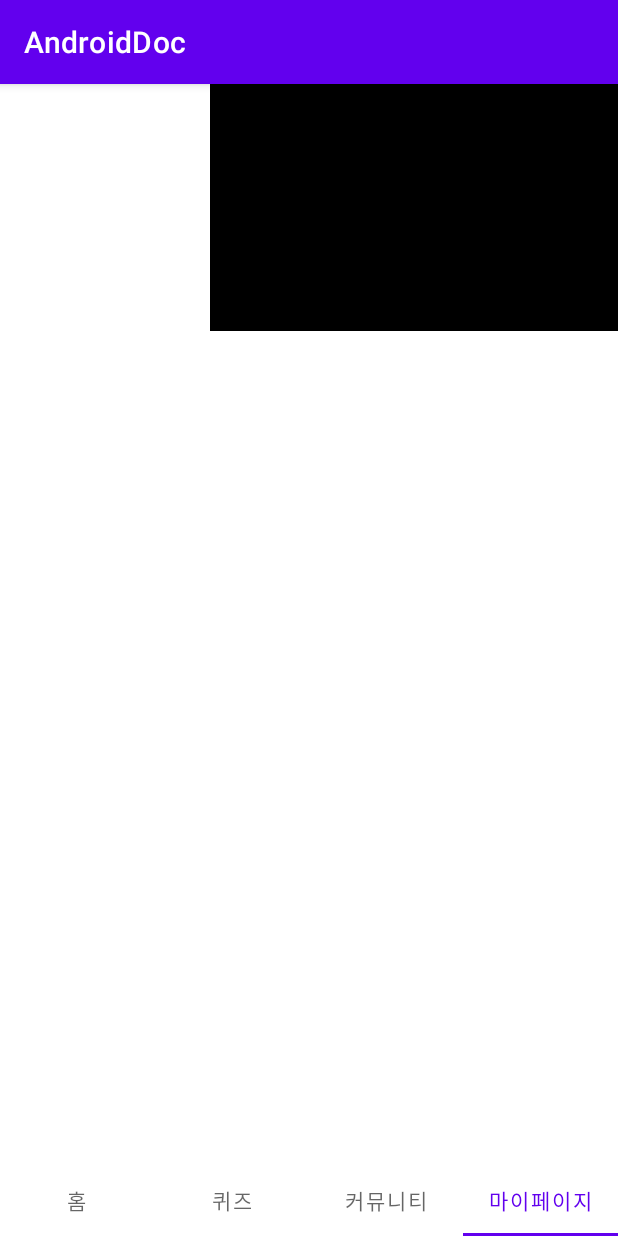
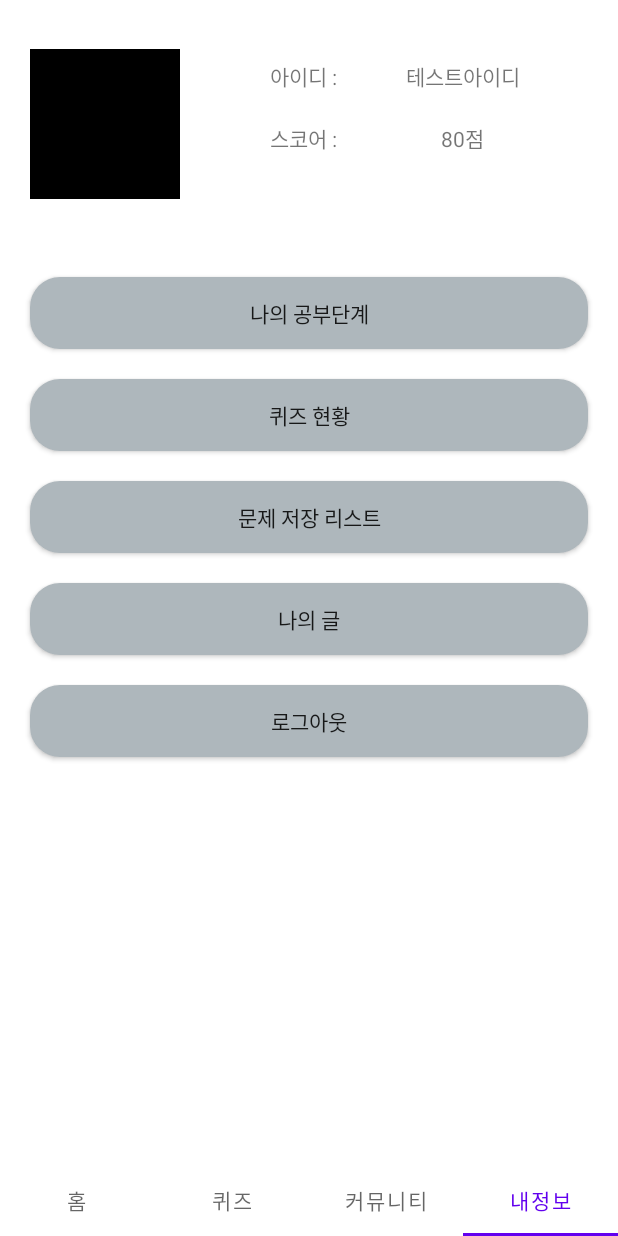
Before and after one commit to MSan94/AndroidDoc, an Android app: the MainActivity screen opened directly, with no data from a screen before it, item 4 of the bottom bar chosen, on a phone screen of 412 x 824 dp. Run offline under Robolectric (Android 15) with nearby library versions, the phone set to English and light mode, and no system bars.

Commit message:
my페이지 초안 작성

```diff
--- a/app/src/main/java/com/prj/androiddoc/view/MainActivity.kt
+++ b/app/src/main/java/com/prj/androiddoc/view/MainActivity.kt
@@ -24,7 +24,7 @@ class MainActivity : AppCompatActivity() , MainContract.View {
 
     val binding by lazy { ActivityMainBinding.inflate(layoutInflater) }
     val fragmentList = listOf(HomeFragment(), QuizFragment(), CummFragment(), MyFragment())
-    val tabTitles = listOf("홈","퀴즈","커뮤니티","마이페이지")
+    val tabTitles = listOf("홈","퀴즈","커뮤니티","내정보")
     lateinit var adapter : FragmentAdapter
 
     override fun onCreate(savedInstanceState: Bundle?) {
--- a/app/src/main/res/layout/fragment_my.xml
+++ b/app/src/main/res/layout/fragment_my.xml
@@ -14,7 +14,8 @@
         android:layout_height="0dp"
         app:layout_constraintDimensionRatio="5:2">
 
-        <androidx.constraintlayout.utils.widget.ImageFilterView
+        <ImageView
+            android:background="@color/black"
             android:id="@+id/imageView_Grade"
             android:layout_marginStart="20dp"
             app:layout_constraintStart_toStartOf="parent"
@@ -24,7 +25,7 @@
             android:layout_height="100dp"/>
 
         <androidx.appcompat.widget.LinearLayoutCompat
-            android:background="@color/black"
+            android:padding="20dp"
             android:layout_width="0dp"
             android:layout_height="match_parent"
             android:layout_marginStart="20dp"
@@ -32,6 +33,50 @@
             app:layout_constraintStart_toEndOf="@+id/imageView_Grade"
             app:layout_constraintBottom_toBottomOf="parent"
             app:layout_constraintTop_toTopOf="parent">
+
+            <androidx.constraintlayout.widget.ConstraintLayout
+                android:layout_width="match_parent"
+                android:layout_height="match_parent">
+
+                <TextView
+                    android:id="@+id/textView_Id"
+                    app:layout_constraintStart_toStartOf="parent"
+                    app:layout_constraintTop_toTopOf="parent"
+                    android:layout_margin="20dp"
+                    android:text="@string/id_"
+                    android:layout_width="0dp"
+                    android:layout_height="wrap_content"/>
+                <TextView
+                    android:text="테스트아이디"
+                    android:id="@+id/textView_User_Id"
+                    app:layout_constraintEnd_toEndOf="parent"
+                    app:layout_constraintStart_toEndOf="@+id/textView_Id"
+                    app:layout_constraintTop_toTopOf="parent"
+                    android:layout_margin="20dp"
+                    android:layout_width="wrap_content"
+                    android:layout_height="wrap_content"/>
+
+                <TextView
+                    android:id="@+id/textView_Score"
+                    app:layout_constraintStart_toStartOf="parent"
+                    app:layout_constraintTop_toBottomOf="@+id/textView_Id"
+                    android:layout_margin="20dp"
+                    android:text="@string/score_"
+                    android:layout_width="0dp"
+                    android:layout_height="wrap_content"/>
+                <TextView
+                    android:text="80점"
+                    android:id="@+id/textView_User_Scroe"
+                    app:layout_constraintEnd_toEndOf="parent"
+                    app:layout_constraintStart_toEndOf="@+id/textView_Score"
+                    app:layout_constraintTop_toBottomOf="@+id/textView_User_Id"
+                    android:layout_margin="20dp"
+                    android:layout_width="wrap_content"
+                    android:layout_height="wrap_content"/>
+
+
+            </androidx.constraintlayout.widget.ConstraintLayout>
+
 
         </androidx.appcompat.widget.LinearLayoutCompat>
 
@@ -46,6 +91,60 @@
         app:layout_constraintBottom_toBottomOf="parent"
         android:layout_height="0dp">
 
+        <androidx.appcompat.widget.AppCompatButton
+            android:id="@+id/btn_Step"
+            android:text="@string/step"
+            app:layout_constraintStart_toStartOf="parent"
+            app:layout_constraintEnd_toEndOf="parent"
+            app:layout_constraintTop_toTopOf="parent"
+            android:layout_margin="20dp"
+            android:background="@drawable/custom_button"
+            android:layout_width="match_parent"
+            android:layout_height="wrap_content"/>
+
+        <androidx.appcompat.widget.AppCompatButton
+            android:id="@+id/btn_Quiz_Status"
+            android:text="@string/quiz_Status"
+            app:layout_constraintStart_toStartOf="parent"
+            app:layout_constraintEnd_toEndOf="parent"
+            app:layout_constraintTop_toBottomOf="@+id/btn_Step"
+            android:layout_margin="20dp"
+            android:background="@drawable/custom_button"
+            android:layout_width="match_parent"
+            android:layout_height="wrap_content"/>
+
+        <androidx.appcompat.widget.AppCompatButton
+            android:id="@+id/btn_Save_List"
+            android:text="@string/sav_List"
+            app:layout_constraintStart_toStartOf="parent"
+            app:layout_constraintEnd_toEndOf="parent"
+            app:layout_constraintTop_toBottomOf="@+id/btn_Quiz_Status"
+            android:layout_margin="20dp"
+            android:background="@drawable/custom_button"
+            android:layout_width="match_parent"
+            android:layout_height="wrap_content"/>
+
+        <androidx.appcompat.widget.AppCompatButton
+            android:id="@+id/btn_My_Write"
+            android:text="@string/my_Write"
+            app:layout_constraintStart_toStartOf="parent"
+            app:layout_constraintEnd_toEndOf="parent"
+            app:layout_constraintTop_toBottomOf="@+id/btn_Save_List"
+            android:layout_margin="20dp"
+            android:background="@drawable/custom_button"
+            android:layout_width="match_parent"
+            android:layout_height="wrap_content"/>
+
+        <androidx.appcompat.widget.AppCompatButton
+            android:id="@+id/btn_Logout"
+            android:text="@string/logout"
+            app:layout_constraintStart_toStartOf="parent"
+            app:layout_constraintEnd_toEndOf="parent"
+            app:layout_constraintTop_toBottomOf="@+id/btn_My_Write"
+            android:layout_margin="20dp"
+            android:background="@drawable/custom_button"
+            android:layout_width="match_parent"
+            android:layout_height="wrap_content"/>
     </androidx.constraintlayout.widget.ConstraintLayout>
 
 </androidx.constraintlayout.widget.ConstraintLayout>
--- a/app/src/main/res/values/strings.xml
+++ b/app/src/main/res/values/strings.xml
@@ -1,5 +1,10 @@
 <resources>
     <string name="app_name">AndroidDoc</string>
+
+    <!-- 공통 -->
+    <string name="id_">아이디 : </string>
+    <string name="score_">스코어 : </string>
+    <string name="logout">로그아웃</string>
 
     <!-- 로그인 Activity  -->
     <string name="btn_Join">간편가입</string>
@@ -15,4 +20,10 @@
     <string name="lect3">RecyclerView</string>
     <string name="lect4">Fragment</string>
     <string name="lect5">View</string>
+
+    <!-- 마이페이지 -->
+    <string name="step">나의 공부단계</string>
+    <string name="quiz_Status">퀴즈 현황</string>
+    <string name="sav_List">문제 저장 리스트</string>
+    <string name="my_Write">나의 글</string>
 </resources>
--- a/app/src/main/res/values/themes.xml
+++ b/app/src/main/res/values/themes.xml
@@ -1,6 +1,6 @@
 <resources xmlns:tools="http://schemas.android.com/tools">
     <!-- Base application theme. -->
-    <style name="Theme.AndroidDoc" parent="Theme.MaterialComponents.DayNight.DarkActionBar">
+    <style name="Theme.AndroidDoc" parent="Theme.MaterialComponents.DayNight.NoActionBar">
         <!-- Primary brand color. -->
         <item name="colorPrimary">@color/purple_500</item>
         <item name="colorPrimaryVariant">@color/purple_700</item>
```
